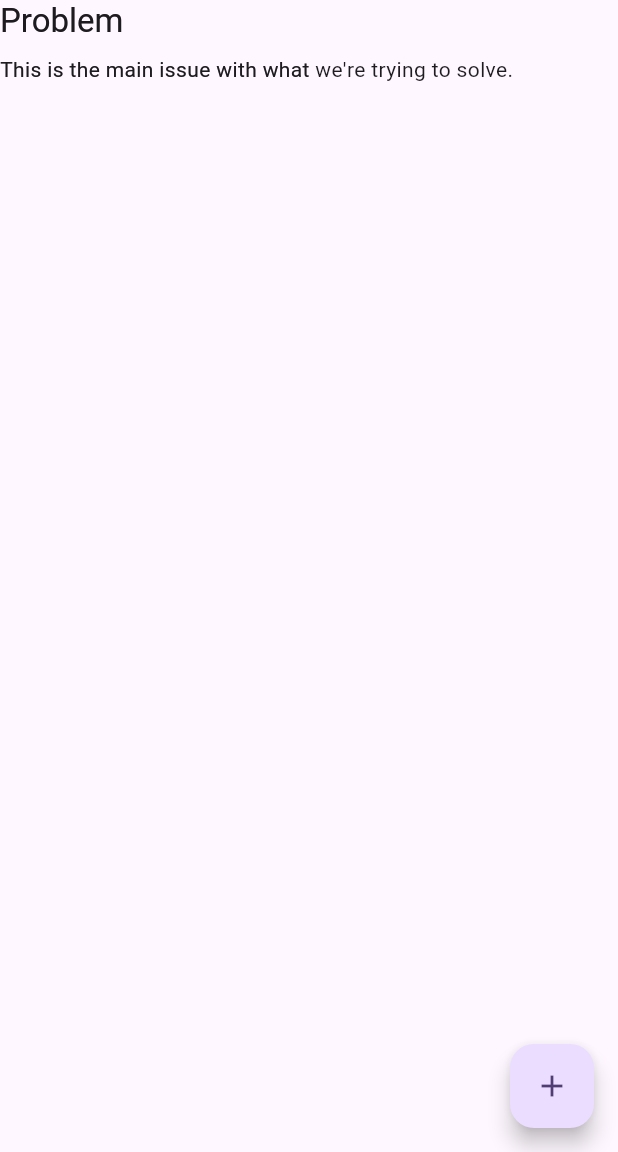
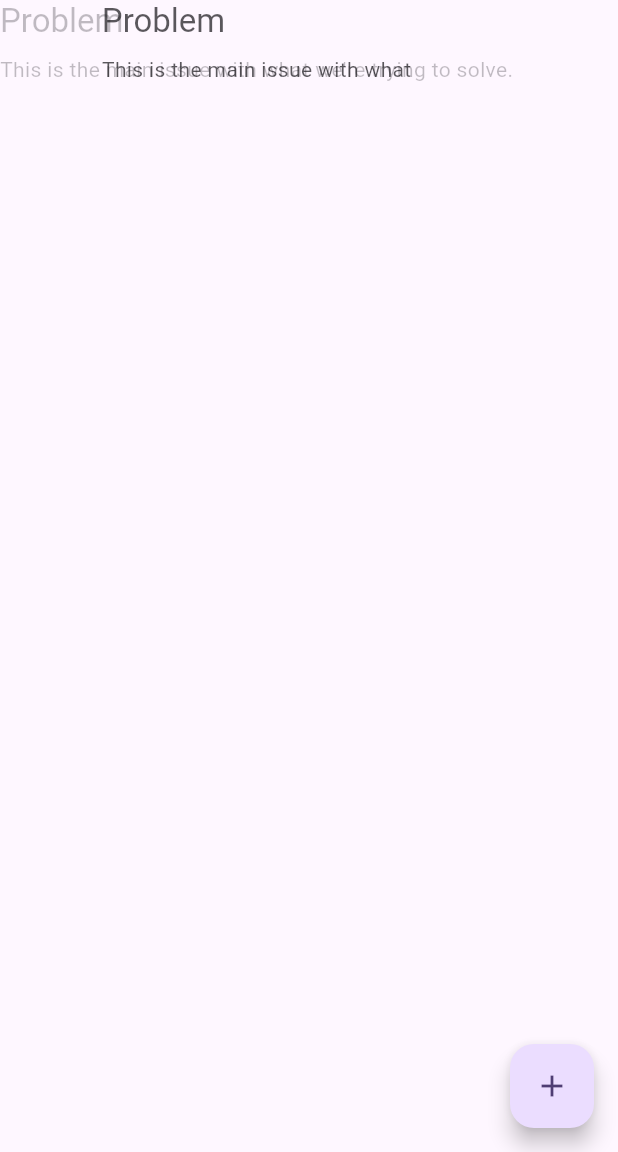
Before and after one commit to mg3994/markdown_bounty_solution_found_need_some_mods, a Flutter app: the screen it shows after launch, after a tap on the "add" icon, on a phone screen of 412 x 824 dp, the part 84-1236 px from its top. Run offline on Flutter 3.47's test engine with Material 3 defaults, Android fonts, the phone set to English and light mode, and no system bars; our stand-ins replace flutter_markdown.

```diff
--- a/lib/custom/one_widget.dart
+++ b/lib/custom/one_widget.dart
@@ -5,7 +5,6 @@ import 'package:flutter/material.dart';
 import 'package:flutter_markdown/flutter_markdown.dart';
 
 import 'blen_mask.dart';
-
 
 class FadingMarkdownComponent extends StatefulWidget {
   final String data;
@@ -17,36 +16,8 @@ class FadingMarkdownComponent extends StatefulWidget {
       _FadingMarkdownComponentState();
 }
 
-class _FadingMarkdownComponentState extends State<FadingMarkdownComponent>
-    with TickerProviderStateMixin {
-  late AnimationController _controller;
-  late Tween<double> tween;
-  late Tween<double> rtween;
-  late Animation<double> _forwardAnimation;
-  late ReverseAnimation _reverseAnimation;
-
+class _FadingMarkdownComponentState extends State<FadingMarkdownComponent> {
   String _previousText = '';
-  Duration duration = const Duration(seconds: 2);
-
-  @override
-  void initState() {
-    super.initState();
-    _controller = AnimationController(
-        upperBound: 0.9999,
-        lowerBound: 0.0001,
-        vsync: this,
-        duration: duration,
-        reverseDuration: Duration.zero);
-    _reverseAnimation = ReverseAnimation(_controller);
-    _forwardAnimation = _controller;
-    if (mounted) {
-      _controller.reset();
-      _controller.forward(from: 0.0001);
-      _controller.addListener(() {
-        setState(() {});
-      });
-    }
-  }
 
   @override
   void didUpdateWidget(covariant FadingMarkdownComponent oldWidget) {
@@ -54,51 +25,33 @@ class _FadingMarkdownComponentState extends State<FadingMarkdownComponent>
     super.didUpdateWidget(oldWidget);
     if (oldWidget.data != widget.data) {
       setState(() {
-        _controller.forward(
-            from: 0.0001); // Restart fade-in only on true content change
         _previousText = oldWidget.data; // Update to the new data
       });
     }
   }
 
-  @override
-  void dispose() {
-    _controller.dispose();
-
-    super.dispose();
-  }
-
+// say no to any Animation Builder or that stuff , only can use is AnimationController , Curve you can choose is easeIn or linear , try custom pain for container and pass that animation<double> value to repaint: (animation.value) and hide on based of that
+//it will fix that junk problem //IDEA designed
+//implimentation left
+//Limitation in old idea was Animation Builder is not working properly due to the property it creates its own CustomClip Painter
   @override
   Widget build(BuildContext context) {
-    var forwardAnimation =
-        double.parse(_forwardAnimation.value.toStringAsFixed(4));
-    var reverseAnimation =
-        double.parse(_reverseAnimation.value.toStringAsFixed(4));
-    debugPrint("forwardAnimation: $forwardAnimation");
-    debugPrint("reverseAnimation: $reverseAnimation");
-    return Stack(
-      clipBehavior: Clip.none,
-      children: [
-        BlendMask(
-          blendMode: BlendMode.xor,
-          child: IgnorePointer(
-            child: Opacity(
-              // opacity: reverseAnimation,
-              opacity: 1,
-              child: MarkdownStyledBody(data: _previousText),
-            ),
-          ),
-        ),
-        BlendMask(
-          blendMode: BlendMode.xor,
-          child: Opacity(
-            // opacity: forwardAnimation,
-            opacity: 1,
-            child: MarkdownStyledBody(data: widget.data),
-          ),
-        ),
-      ],
-    );
+    return AnimatedSwitcher(
+        // key: ValueKey<String>(_previousText),
+        duration: const Duration(milliseconds: 4000),
+        child: MarkdownStyledBody(
+            key: ValueKey<String>(_previousText), data: widget.data));
+
+    // Stack(
+    //   clipBehavior: Clip.none,
+    //   fit: StackFit.passthrough,
+    //   children: [
+    //     IgnorePointer(
+    //       child: MarkdownStyledBody(data: _previousText),
+    //     ),
+    //     MarkdownStyledBody(data: widget.data),
+    //   ],
+    // );
   }
 }
 
--- a/lib/main.dart
+++ b/lib/main.dart
@@ -94,10 +94,8 @@ class _MyHomePageState extends State<MyHomePage> {
         backgroundColor: Theme.of(context).colorScheme.inversePrimary,
         title: const Text('Markdown Fadein Example'),
       ),
-      body: SingleChildScrollView(
-        child: FadingMarkdownComponent(
-          data: currentText,
-        ),
+      body: FadingMarkdownComponent(
+        data: currentText,
       ),
       //  FadeMarkdown(
       //     // key: ValueKey(currentText),
--- a/pubspec.yaml
+++ b/pubspec.yaml
@@ -31,6 +31,7 @@ dependencies:
   flutter:
     sdk: flutter
   flutter_markdown: ^0.7.4+1
+  widget_mask: ^1.0.0+0
 
 
   # The following adds the Cupertino Icons font to your application.
```
Also changed, not shown: pubspec.lock.
